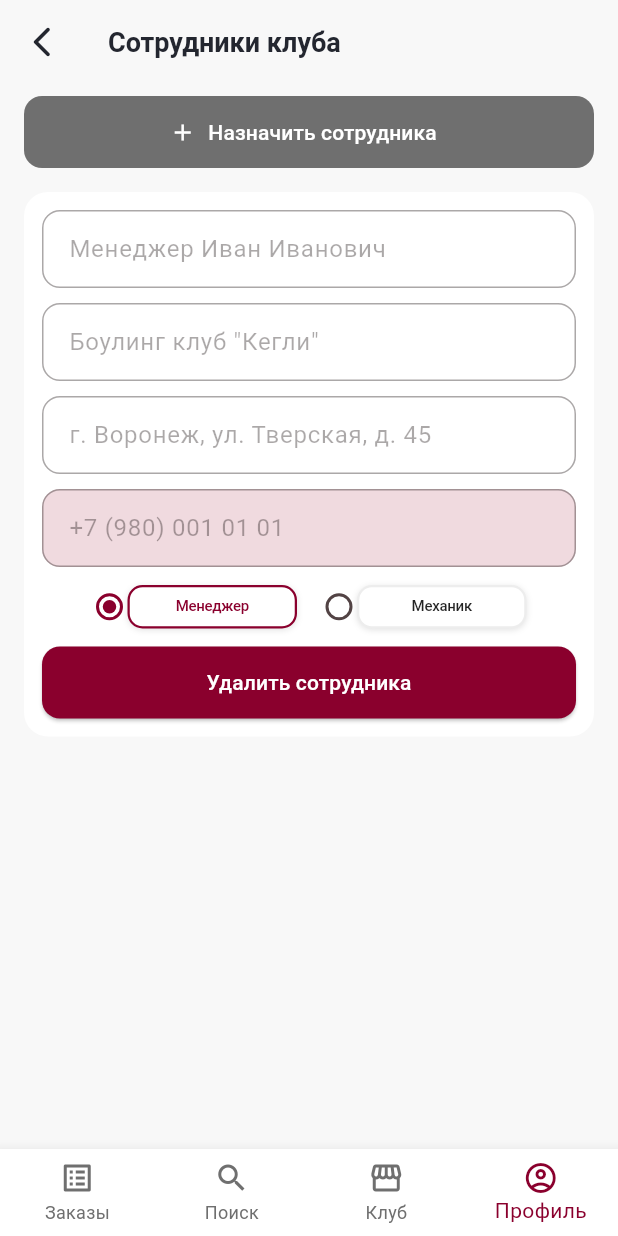
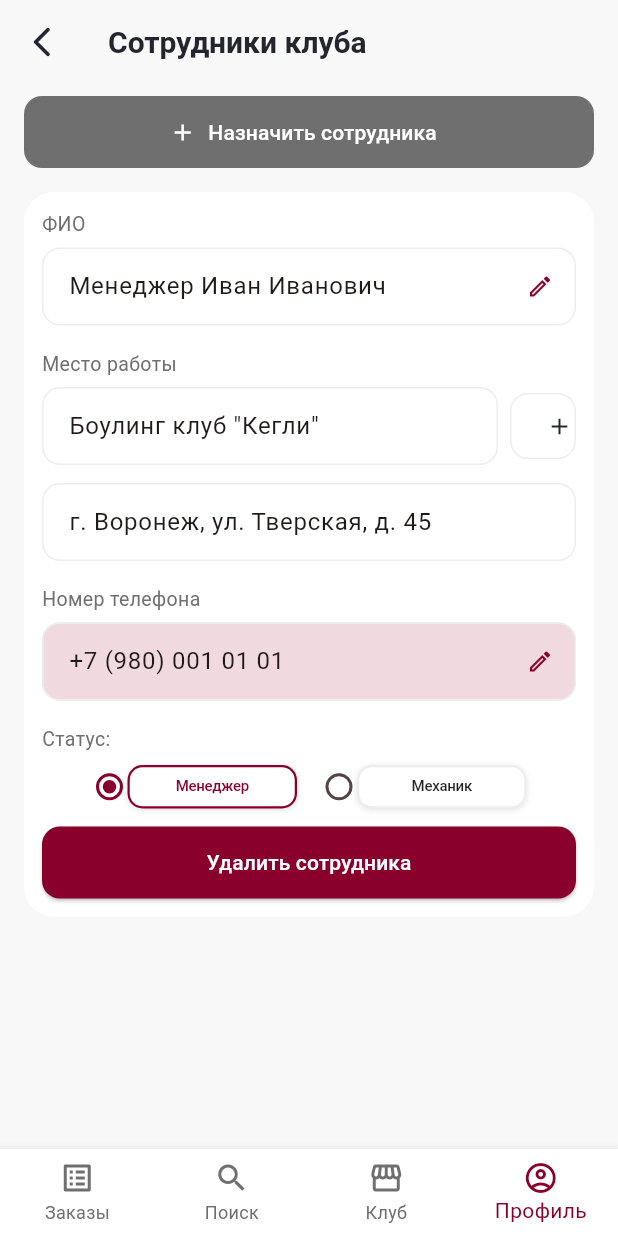
Before and after one commit to Lalamee/bowling-app-flutter, a Flutter app: the ClubStaffScreen screen opened by its route, on a phone screen of 412 x 824 dp. Run offline on Flutter 3.47's test engine with Material 3 defaults, Android fonts, the phone set to English and light mode, and no system bars; our stand-ins replace mask_text_input_formatter, shared_preferences; accounts and stored records are empty.

Commit message:
edit club staff

```diff
--- a/lib/features/clubs/presentation/screens/club_staff_screen.dart
+++ b/lib/features/clubs/presentation/screens/club_staff_screen.dart
@@ -1,7 +1,7 @@
 import 'package:flutter/material.dart';
 import '../../../../core/theme/colors.dart';
 import '../../../../shared/widgets/chips/radio_group_horizontal.dart';
-import '../../../../shared/widgets/nav/app_bottom_nav.dart' as nav;
+import '../../../../shared/widgets/nav/app_bottom_nav.dart';
 import '../../../../core/routing/routes.dart';
 
 class ClubStaffScreen extends StatefulWidget {
@@ -24,13 +24,20 @@ class _ClubStaffScreenState extends State<ClubStaffScreen> {
     ),
   ];
 
-  InputDecoration _dec({String? hint, Color? fill, bool enabled = true}) {
+  InputDecoration _dec({
+    String? hint,
+    Color? fill,
+    bool enabled = true,
+    bool focusedRed = false,
+    Widget? suffix,
+  }) {
     return InputDecoration(
       hintText: hint,
       filled: true,
       enabled: enabled,
       fillColor: fill ?? AppColors.white,
       contentPadding: const EdgeInsets.symmetric(horizontal: 14, vertical: 14),
+      suffixIcon: suffix,
       border: OutlineInputBorder(
         borderRadius: BorderRadius.circular(12),
         borderSide: const BorderSide(color: AppColors.lightGray),
@@ -41,8 +48,17 @@ class _ClubStaffScreenState extends State<ClubStaffScreen> {
       ),
       focusedBorder: OutlineInputBorder(
         borderRadius: BorderRadius.circular(12),
-        borderSide: const BorderSide(color: AppColors.primary, width: 1.2),
+        borderSide: BorderSide(color: focusedRed ? AppColors.primary : AppColors.primary, width: 1.4),
       ),
+    );
+  }
+
+  Widget _suffixEdit(VoidCallback onPressed) {
+    return IconButton(
+      onPressed: onPressed,
+      icon: const Icon(Icons.edit_outlined, size: 18, color: AppColors.primary),
+      splashRadius: 20,
+      constraints: const BoxConstraints(minWidth: 40, minHeight: 40),
     );
   }
 
@@ -51,7 +67,7 @@ class _ClubStaffScreenState extends State<ClubStaffScreen> {
       context: context,
       isScrollControlled: true,
       backgroundColor: Colors.transparent,
-      builder: (_) => _AssignEmployeeSheet(dec: _dec),
+      builder: (_) => _AssignEmployeeSheet(dec: _dec, suffixEdit: _suffixEdit),
     );
     if (result != null) {
       setState(() => _employees.add(result));
@@ -72,7 +88,7 @@ class _ClubStaffScreenState extends State<ClubStaffScreen> {
         Navigator.pushReplacementNamed(context, Routes.club);
         break;
       case 3:
-        Navigator.pushReplacementNamed(context, Routes.profileMechanic); // если будет профиль владельца — заменишь
+        Navigator.pushReplacementNamed(context, Routes.profileMechanic);
         break;
     }
   }
@@ -88,10 +104,10 @@ class _ClubStaffScreenState extends State<ClubStaffScreen> {
           onPressed: () => Navigator.pop(context),
           icon: const Icon(Icons.arrow_back_ios_new_rounded, color: AppColors.textDark),
         ),
-        title: const Text('Сотрудники клуба', style: TextStyle(fontSize: 18, fontWeight: FontWeight.w600, color: AppColors.textDark)),
+        title: const Text('Сотрудники клуба', style: TextStyle(fontSize: 20, fontWeight: FontWeight.w600, color: AppColors.textDark)),
         centerTitle: false,
       ),
-      bottomNavigationBar: nav.AppBottomNav(currentIndex: _navIndex, onTap: _onNavTap),
+      bottomNavigationBar: AppBottomNav(currentIndex: _navIndex, onTap: _onNavTap),
       body: ListView(
         padding: const EdgeInsets.fromLTRB(16, 8, 16, 24),
         children: [
@@ -99,7 +115,7 @@ class _ClubStaffScreenState extends State<ClubStaffScreen> {
             height: 48,
             child: ElevatedButton.icon(
               onPressed: _openAssignSheet,
-              icon: const Icon(Icons.add),
+              icon: const Icon(Icons.add, color: AppColors.white),
               label: const Text('Назначить сотрудника'),
               style: ElevatedButton.styleFrom(
                 backgroundColor: AppColors.darkGray,
@@ -110,7 +126,14 @@ class _ClubStaffScreenState extends State<ClubStaffScreen> {
             ),
           ),
           const SizedBox(height: 16),
-          ..._employees.map((e) => _EmployeeCard(employee: e, dec: _dec, onDelete: () => setState(() => _employees.remove(e)))),
+          ..._employees.map((e) => _EmployeeCard(
+            key: ValueKey(e.fio),
+            employee: e,
+            dec: _dec,
+            suffixEdit: _suffixEdit,
+            onDelete: () => setState(() => _employees.remove(e)),
+            onChangeRole: (v) => setState(() => e.role = v),
+          )),
         ],
       ),
     );
@@ -118,11 +141,11 @@ class _ClubStaffScreenState extends State<ClubStaffScreen> {
 }
 
 class _Employee {
-  final String fio;
-  final List<String> workplaces;
-  final String address;
-  final String phone;
-  final String role;
+  String fio;
+  List<String> workplaces;
+  String address;
+  String phone;
+  String role;
 
   _Employee({
     required this.fio,
@@ -133,40 +156,118 @@ class _Employee {
   });
 }
 
-class _EmployeeCard extends StatelessWidget {
+class _EmployeeCard extends StatefulWidget {
   final _Employee employee;
-  final InputDecoration Function({String? hint, Color? fill, bool enabled}) dec;
+  final InputDecoration Function({String? hint, Color? fill, bool enabled, bool focusedRed, Widget? suffix}) dec;
+  final Widget Function(VoidCallback onPressed) suffixEdit;
   final VoidCallback onDelete;
+  final ValueChanged<String> onChangeRole;
 
-  const _EmployeeCard({Key? key, required this.employee, required this.dec, required this.onDelete}) : super(key: key);
+  const _EmployeeCard({
+    Key? key,
+    required this.employee,
+    required this.dec,
+    required this.suffixEdit,
+    required this.onDelete,
+    required this.onChangeRole,
+  }) : super(key: key);
+
+  @override
+  State<_EmployeeCard> createState() => _EmployeeCardState();
+}
+
+class _EmployeeCardState extends State<_EmployeeCard> {
+  late final TextEditingController _fio;
+  late final TextEditingController _addr;
+  late final TextEditingController _phone;
+  late final List<TextEditingController> _works;
+
+  @override
+  void initState() {
+    super.initState();
+    _fio = TextEditingController(text: widget.employee.fio);
+    _addr = TextEditingController(text: widget.employee.address);
+    _phone = TextEditingController(text: widget.employee.phone);
+    _works = widget.employee.workplaces.map((w) => TextEditingController(text: w)).toList();
+  }
+
+  @override
+  void dispose() {
+    _fio.dispose();
+    _addr.dispose();
+    _phone.dispose();
+    for (final c in _works) c.dispose();
+    super.dispose();
+  }
 
   @override
   Widget build(BuildContext context) {
     return Card(
       margin: const EdgeInsets.only(bottom: 16),
       color: AppColors.white,
-      shape: RoundedRectangleBorder(borderRadius: BorderRadius.circular(16)),
+      shape: RoundedRectangleBorder(borderRadius: BorderRadius.circular(20)),
       elevation: 0,
       child: Padding(
         padding: const EdgeInsets.all(12),
         child: Column(
+          crossAxisAlignment: CrossAxisAlignment.start,
           children: [
-            TextField(decoration: dec(enabled: false), controller: TextEditingController(text: employee.fio), enabled: false),
-            const SizedBox(height: 10),
-            ...employee.workplaces.map((w) => Padding(
-              padding: const EdgeInsets.only(bottom: 10),
-              child: TextField(decoration: dec(enabled: false), controller: TextEditingController(text: w), enabled: false),
-            )),
-            TextField(decoration: dec(enabled: false), controller: TextEditingController(text: employee.address), enabled: false),
-            const SizedBox(height: 10),
-            TextField(decoration: dec(fill: const Color(0xFFF0DADF), enabled: false), controller: TextEditingController(text: employee.phone), enabled: false),
+            const Text('ФИО', style: TextStyle(fontSize: 13, color: AppColors.darkGray)),
+            const SizedBox(height: 6),
+            TextField(
+              controller: _fio,
+              decoration: widget.dec(focusedRed: true, suffix: widget.suffixEdit(() {})),
+            ),
+            const SizedBox(height: 16),
+            const Text('Место работы', style: TextStyle(fontSize: 13, color: AppColors.darkGray)),
+            const SizedBox(height: 6),
+            ...List.generate(_works.length, (i) {
+              final isLast = i == _works.length - 1;
+              return Padding(
+                padding: EdgeInsets.only(bottom: isLast ? 0 : 10),
+                child: Row(
+                  children: [
+                    Expanded(child: TextField(controller: _works[i], decoration: widget.dec(hint: 'Боулинг клуб'))),
+                    const SizedBox(width: 8),
+                    SizedBox(
+                      height: 44,
+                      width: 44,
+                      child: ElevatedButton(
+                        onPressed: () {},
+                        style: ElevatedButton.styleFrom(
+                          backgroundColor: AppColors.white,
+                          elevation: 0,
+                          shape: RoundedRectangleBorder(
+                            borderRadius: BorderRadius.circular(12),
+                            side: const BorderSide(color: AppColors.lightGray),
+                          ),
+                        ),
+                        child: const Icon(Icons.add, color: AppColors.textDark),
+                      ),
+                    ),
+                  ],
+                ),
+              );
+            }),
             const SizedBox(height: 12),
+            TextField(controller: _addr, decoration: widget.dec(hint: 'г. Воронеж, ул. Тверская, д. 45')),
+            const SizedBox(height: 16),
+            const Text('Номер телефона', style: TextStyle(fontSize: 13, color: AppColors.darkGray)),
+            const SizedBox(height: 6),
+            TextField(controller: _phone, decoration: widget.dec(fill: const Color(0xFFF0DADF), suffix: widget.suffixEdit(() {}))),
+            const SizedBox(height: 16),
+            const Text('Статус:', style: TextStyle(fontSize: 13, color: AppColors.darkGray)),
+            const SizedBox(height: 8),
             Align(
               alignment: Alignment.centerLeft,
               child: RadioGroupHorizontal(
                 options: const ['Менеджер', 'Механик'],
-                groupValue: employee.role,
-                onChanged: (_) {},
+                groupValue: widget.employee.role,
+                onChanged: (v) {
+                  if (v == null) return;
+                  widget.onChangeRole(v);
+                  setState(() {});
+                },
               ),
             ),
             const SizedBox(height: 12),
@@ -174,7 +275,7 @@ class _EmployeeCard extends StatelessWidget {
               height: 48,
               width: double.infinity,
               child: ElevatedButton(
-                onPressed: onDelete,
+                onPressed: widget.onDelete,
                 style: ElevatedButton.styleFrom(
                   backgroundColor: AppColors.primary,
                   foregroundColor: AppColors.white,
@@ -191,16 +292,17 @@ class _EmployeeCard extends StatelessWidget {
 }
 
 class _AssignEmployeeSheet extends StatefulWidget {
-  final InputDecoration Function({String? hint, Color? fill, bool enabled}) dec;
+  final InputDecoration Function({String? hint, Color? fill, bool enabled, bool focusedRed, Widget? suffix}) dec;
+  final Widget Function(VoidCallback onPressed) suffixEdit;
 
-  const _AssignEmployeeSheet({Key? key, required this.dec}) : super(key: key);
+  const _AssignEmployeeSheet({Key? key, required this.dec, required this.suffixEdit}) : super(key: key);
 
   @override
   State<_AssignEmployeeSheet> createState() => _AssignEmployeeSheetState();
 }
 
 class _AssignEmployeeSheetState extends State<_AssignEmployeeSheet> {
-  final _fio = TextEditingController();
+  final _fio = TextEditingController(text: 'Менеджер Иван Иванович');
   final _phone = TextEditingController(text: '+7 (980) 001 01 01');
   final List<TextEditingController> _work = [TextEditingController(text: 'Боулинг клуб "Кегли"')];
   String _role = 'Менеджер';
@@ -265,7 +367,7 @@ class _AssignEmployeeSheetState extends State<_AssignEmployeeSheet> {
             const SizedBox(height: 8),
             const Text('ФИО', style: TextStyle(fontSize: 13, color: AppColors.darkGray)),
             const SizedBox(height: 6),
-            TextField(controller: _fio, decoration: dec()),
+            TextField(controller: _fio, decoration: dec(focusedRed: true, suffix: widget.suffixEdit(() {}))),
             const SizedBox(height: 16),
             const Text('Место работы', style: TextStyle(fontSize: 13, color: AppColors.darkGray)),
             const SizedBox(height: 6),
@@ -279,19 +381,19 @@ class _AssignEmployeeSheetState extends State<_AssignEmployeeSheet> {
                     const SizedBox(width: 8),
                     if (_work.length > 1)
                       SizedBox(
-                        height: 48,
-                        width: 48,
+                        height: 44,
+                        width: 44,
                         child: ElevatedButton(
                           onPressed: () => _removeWork(i),
                           style: ElevatedButton.styleFrom(
                             backgroundColor: AppColors.white,
-                            foregroundColor: AppColors.primary,
                             elevation: 0,
-                            side: const BorderSide(color: AppColors.lightGray),
-                            shape: RoundedRectangleBorder(borderRadius: BorderRadius.circular(12)),
-                            padding: EdgeInsets.zero,
+                            shape: RoundedRectangleBorder(
+                              borderRadius: BorderRadius.circular(12),
+                              side: const BorderSide(color: AppColors.lightGray),
+                            ),
                           ),
-                          child: const Icon(Icons.remove),
+                          child: const Icon(Icons.remove, color: AppColors.textDark),
                         ),
                       ),
                   ],
@@ -323,7 +425,7 @@ class _AssignEmployeeSheetState extends State<_AssignEmployeeSheet> {
             const SizedBox(height: 16),
             const Text('Номер телефона', style: TextStyle(fontSize: 13, color: AppColors.darkGray)),
             const SizedBox(height: 6),
-            TextField(controller: _phone, decoration: dec()),
+            TextField(controller: _phone, decoration: dec(suffix: widget.suffixEdit(() {}))),
             const SizedBox(height: 16),
             const Text('Ваш статус:', style: TextStyle(fontSize: 13, color: AppColors.darkGray)),
             const SizedBox(height: 8),
```
